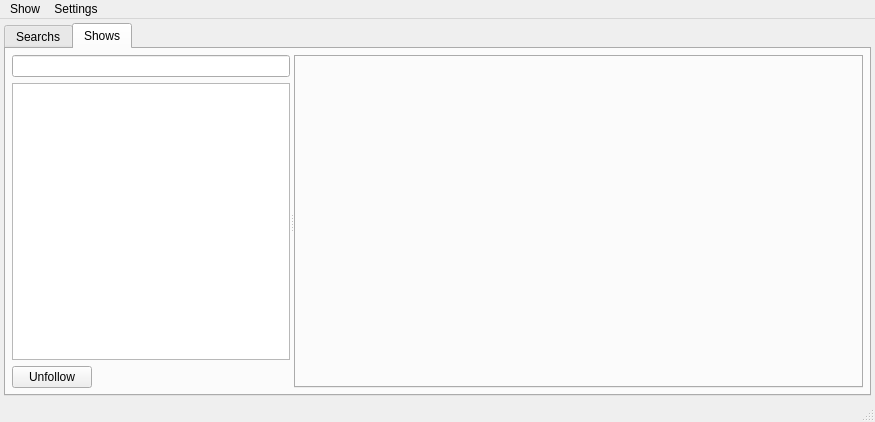
First picture: the form in mainwindow.ui, repository Guid75/betaseeker, before the edit.
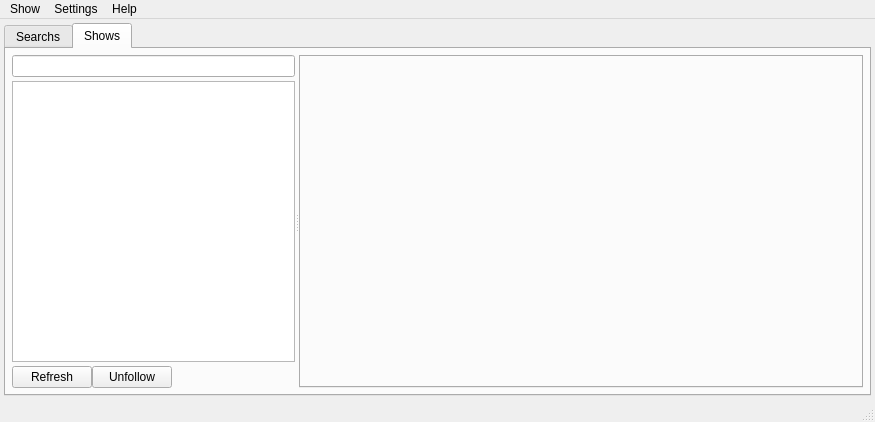
Second picture: the form after the edit. Icons and pictures are not drawn.

Commit message: add icon resources and set icons for refresh and unfollow button add help menu entry (dummy for now)

What changed in the file:
```diff
--- a/mainwindow.ui
+++ b/mainwindow.ui
@@ -108,39 +108,60 @@
             <property name="bottomMargin">
              <number>0</number>
             </property>
-            <item row="0" column="0" colspan="2">
-             <widget class="QLineEdit" name="lineEditShowFilter"/>
-            </item>
-            <item row="1" column="0" colspan="2">
-             <widget class="QListView" name="listViewShows">
-              <property name="sizePolicy">
-               <sizepolicy hsizetype="Preferred" vsizetype="Expanding">
-                <horstretch>0</horstretch>
-                <verstretch>0</verstretch>
-               </sizepolicy>
-              </property>
-             </widget>
-            </item>
-            <item row="2" column="0">
-             <widget class="QPushButton" name="pushButtonUnfollow">
-              <property name="text">
-               <string>Unfollow</string>
-              </property>
-             </widget>
-            </item>
-            <item row="2" column="1">
+            <property name="horizontalSpacing">
+             <number>0</number>
+            </property>
+            <property name="verticalSpacing">
+             <number>4</number>
+            </property>
+            <item row="2" column="3">
              <spacer name="horizontalSpacer">
               <property name="orientation">
                <enum>Qt::Horizontal</enum>
               </property>
               <property name="sizeHint" stdset="0">
                <size>
-                <width>192</width>
+                <width>123</width>
                 <height>20</height>
                </size>
               </property>
              </spacer>
             </item>
+            <item row="1" column="0" colspan="4">
+             <widget class="QListView" name="listViewShows">
+              <property name="sizePolicy">
+               <sizepolicy hsizetype="Preferred" vsizetype="Expanding">
+                <horstretch>0</horstretch>
+                <verstretch>0</verstretch>
+               </sizepolicy>
+              </property>
+             </widget>
+            </item>
+            <item row="0" column="0" colspan="4">
+             <widget class="QLineEdit" name="lineEditShowFilter"/>
+            </item>
+            <item row="2" column="1">
+             <widget class="QPushButton" name="pushButtonRefresh">
+              <property name="text">
+               <string>Refresh</string>
+              </property>
+              <property name="icon">
+               <iconset resource="icons.qrc">
+                <normaloff>:/icons/resources/icons/refresh.png</normaloff>:/icons/resources/icons/refresh.png</iconset>
+              </property>
+             </widget>
+            </item>
+            <item row="2" column="2">
+             <widget class="QPushButton" name="pushButtonUnfollow">
+              <property name="text">
+               <string>Unfollow</string>
+              </property>
+              <property name="icon">
+               <iconset resource="icons.qrc">
+                <normaloff>:/icons/resources/icons/delete.png</normaloff>:/icons/resources/icons/delete.png</iconset>
+              </property>
+             </widget>
+            </item>
            </layout>
           </widget>
           <widget class="QWidget" name="widgetShowDetails" native="true">
@@ -196,8 +217,16 @@
      <string>Settings</string>
     </property>
    </widget>
+   <widget class="QMenu" name="menuHelp">
+    <property name="title">
+     <string>Help</string>
+    </property>
+    <addaction name="actionNo_help_for_now"/>
+    <addaction name="actionAbout"/>
+   </widget>
    <addaction name="menuShow"/>
    <addaction name="menuSettings"/>
+   <addaction name="menuHelp"/>
   </widget>
   <widget class="QStatusBar" name="statusBar"/>
   <action name="actionApp_key">
```
Left out of the diff: 14 changed lines with no effect on the pictures. The commit also changes 64 other files.
